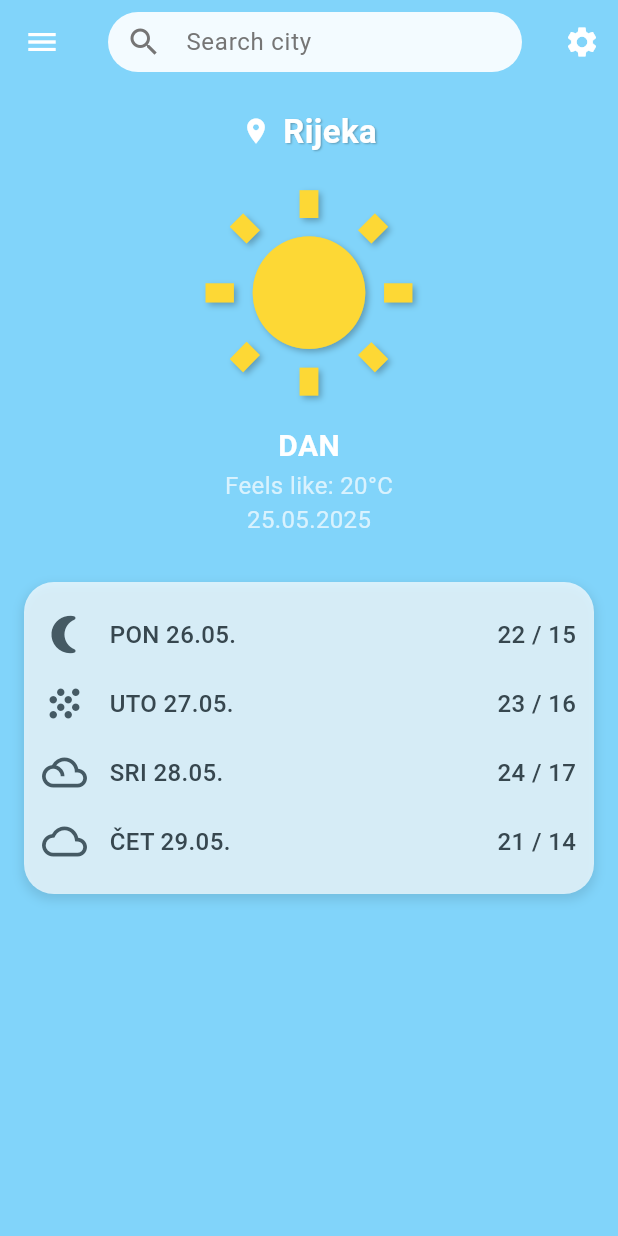
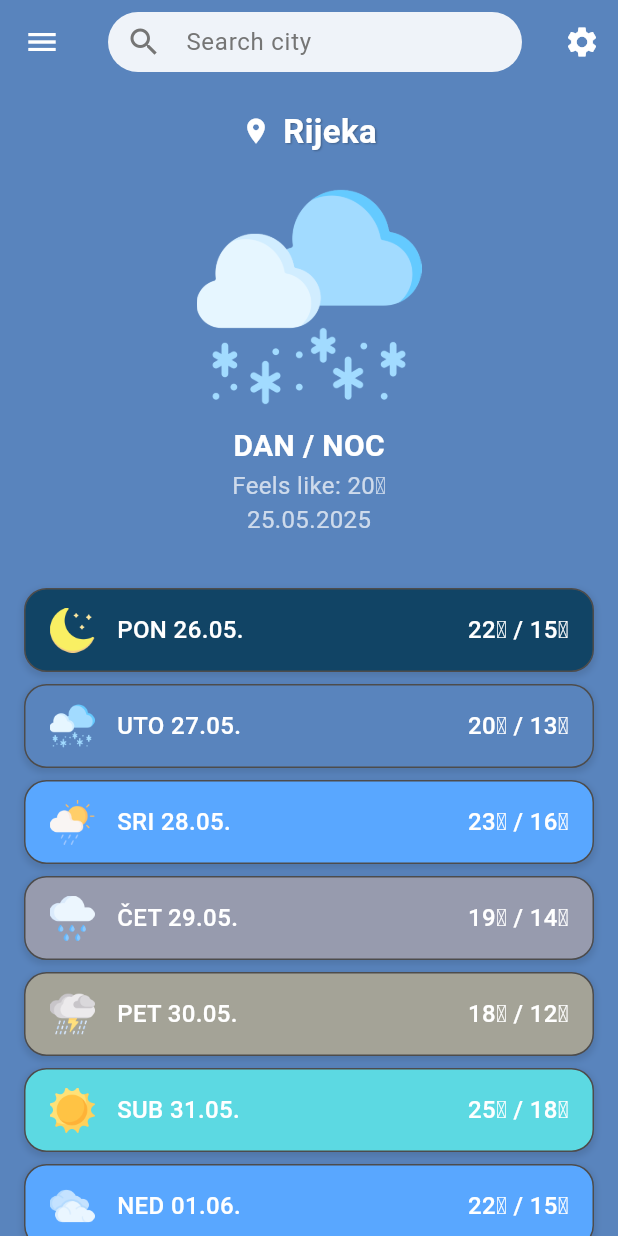
Before and after one commit to PaulaIvanovic/NowForecast, a Flutter app: the screen it shows after launch, on a phone screen of 412 x 824 dp. Run offline on Flutter 3.47's test engine with Material 3 defaults, Android fonts, the phone set to English and light mode, and no system bars.

Commit message:
Basic home screen based on set weather

```diff
--- a/lib/main.dart
+++ b/lib/main.dart
@@ -10,13 +10,16 @@ class MyApp extends StatelessWidget {
   @override
   Widget build(BuildContext context) {
     return MaterialApp(
-      title: 'Weather App',
+      title: 'NowForecast',
       theme: ThemeData(
-        primarySwatch: Colors.blue, // You can customize this
-        brightness: Brightness.light, // Or Brightness.dark for dark theme
-        fontFamily: 'Roboto', // Example font, ensure it's added if custom
+        colorScheme: ColorScheme.fromSeed(
+          seedColor: Colors.grey.shade300,
+          brightness: Brightness.light,
         ),
-      debugShowCheckedModeBanner: false, // Removes the debug banner
+        brightness: Brightness.light,
+        fontFamily: 'Roboto', //possibly change font family
+      ),
+      debugShowCheckedModeBanner: false,
       home: const HomeScreen(),
     );
   }
@@ -30,62 +33,149 @@ class HomeScreen extends StatefulWidget {
 }
 
 class _HomeScreenState extends State<HomeScreen> {
-  String _cityName = "Rijeka"; // Default city
+  String _cityName = "Rijeka"; //this will be based on location or searched city
+
   final TextEditingController _searchController = TextEditingController();
 
-  // Placeholder for weather data - you'll replace this with real data
-  String _currentTemperature = "23°C";
-  String _feelsLikeTemperature = "20°C";
-  String _weatherCondition = "Sunny"; // For icon
-  String _date = "25.05.2025"; // Example date
-  String _dayNight = "DAN"; // Or NOC
+  //information about current weather
+  String _weatherCondition =
+      "snow"; // for main display: "sunny_day", "thunderstorm_day", etc.
+  String _feelsLikeTemperature = "20\u2103";
+  String _date = "25.05.2025";
+  String _dayNight = "DAN";
 
-  // Placeholder for forecast data
   final List<Map<String, String>> _forecast = [
-    {"day": "PON 26.05.", "temp": "22 / 15", "icon": "moon"},
-    {"day": "UTO 27.05.", "temp": "23 / 16", "icon": "cloud_rain"},
-    {"day": "SRI 28.05.", "temp": "24 / 17", "icon": "cloud_sun_rain"},
-    {"day": "ČET 29.05.", "temp": "21 / 14", "icon": "cloud"},
-    // Add more forecast items
+    {
+      "day": "PON 26.05.",
+      "temp": "22\u2103 / 15\u2103",
+      "icon_type": "moon_stars",
+    },
+    {"day": "UTO 27.05.", "temp": "20\u2103 / 13\u2103", "icon_type": "snow"},
+    {
+      "day": "SRI 28.05.",
+      "temp": "23\u2103 / 16\u2103",
+      "icon_type": "rain_sun",
+    },
+    {"day": "ČET 29.05.", "temp": "19\u2103 / 14\u2103", "icon_type": "rain"},
+    {
+      "day": "PET 30.05.",
+      "temp": "18\u2103 / 12\u2103",
+      "icon_type": "thunderstorm",
+    },
+    {"day": "SUB 31.05.", "temp": "25\u2103 / 18\u2103", "icon_type": "sun"},
+    {"day": "NED 01.06.", "temp": "22\u2103 / 15\u2103", "icon_type": "cloud"},
   ];
 
-  IconData _getWeatherIcon(String condition) {
-    // This is a very basic mapping. You'll want a more robust solution.
-    // Consider using weather icon packages or mapping API codes.
-    switch (condition.toLowerCase()) {
-      case 'sunny':
-        return Icons.wb_sunny;
-      case 'moon': // For night forecast
-        return Icons.nightlight_round;
-      case 'cloud_rain':
-        return Icons.grain; // Placeholder for rain
-      case 'cloud_sun_rain':
-        return Icons.filter_drama; // Placeholder for mixed
+  String _getForecastItemAssetPath(String iconType) {
+    switch (iconType.toLowerCase()) {
+      case 'moon_stars':
+        return 'assets/images/moon_stars_forecast.png';
+      case 'moon_cloud':
+        return 'assets/images/moon_cloudy_forecast.png';
+      case 'moon_dark_cloud':
+        return 'assets/images/moon_cloud_dark_forecast.png';
+      case 'snow':
+        return 'assets/images/snow_forecast.png';
+      case 'rain_sun':
+        return 'assets/images/rain_sun_forecast.png';
+      case 'rain':
+        return 'assets/images/rain_forecast.png';
+      case 'thunderstorm':
+        return 'assets/images/thunderstorm_forecast.png';
+      case 'sun':
+        return 'assets/images/sun_forecast.png';
       case 'cloud':
-        return Icons.cloud_outlined;
+        return 'assets/images/cloud_forecast.png';
+      case 'wind':
+        return 'assets/images/wind_day_forecast.png';
       default:
-        return Icons.wb_sunny; // Default icon
+        return 'assets/images/sun_forecast.png';
     }
+  }
+
+  Color _getForecastItemBackgroundColor(String iconType) {
+    switch (iconType.toLowerCase()) {
+      case 'moon_stars':
+        return const Color(0xFF114465);
+      case 'snow':
+        return const Color(0xFF5984BD);
+      case 'rain_sun':
+        return const Color(0xFF59A7FF);
+      case 'rain':
+        return const Color(0xFF979BAE);
+      case 'thunderstorm':
+        return const Color(0xFFA4A397);
+      case 'sun':
+        return const Color(0xFF5CD9E2);
+      case 'cloud':
+        return const Color(0xFF59A7FF);
+      default:
+        return Colors.grey.shade300;
+    }
+  }
+
+  Color _getForecastItemContentColor(String iconType) {
+    switch (iconType.toLowerCase()) {
+      case 'moon_stars':
+      case 'rain_sun':
+      case 'thunderstorm':
+      case 'cloud':
+      case 'snow':
+      case 'rain':
+      case 'sun':
+      default:
+        return Colors.white;
+    }
+  }
+
+  Widget _buildErrorPlaceholder(
+    BuildContext context,
+    Object exception,
+    StackTrace? stackTrace,
+    bool isMainImage,
+  ) {
+    String imageName = "Unknown";
+    if (exception.toString().contains("'")) {
+      try {
+        imageName = exception.toString().split(
+          "'",
+        )[1]; // Basic parsing to get asset name
+      } catch (e) {
+        // ignore
+      }
+    }
+    print('ERROR loading image: $imageName - $exception ');
+
+    return Container(
+      width: isMainImage ? 150 : 30,
+      height: isMainImage ? 150 : 30,
+      color: Colors.red.withOpacity(0.3),
+      child: Tooltip(
+        message: 'Error loading: $imageName\n$exception',
+        child: Icon(
+          Icons.broken_image,
+          color: Colors.red.shade900,
+          size: isMainImage ? 50 : 20,
+        ),
+      ),
+    );
   }
 
   @override
   Widget build(BuildContext context) {
-    // Determine background color based on day/night or weather condition
-    Color backgroundColor = _dayNight == "DAN" && _weatherCondition == "Sunny"
-        ? Colors
-              .lightBlue
-              .shade200 // Light blue for sunny day
-        : Colors.blueGrey.shade300; // Default or night
+    Color overallBackgroundColor = _getForecastItemBackgroundColor(
+      _weatherCondition,
+    );
 
     return Scaffold(
-      backgroundColor: backgroundColor,
+      backgroundColor: overallBackgroundColor,
       appBar: AppBar(
-        backgroundColor: Colors.transparent, // Make AppBar transparent
-        elevation: 0, // Remove shadow
+        // ... (AppBar code is the same)
+        backgroundColor: Colors.transparent,
+        elevation: 0,
         leading: IconButton(
           icon: const Icon(Icons.menu, color: Colors.white),
           onPressed: () {
-            // Handle drawer open or menu action
             print("Menu button pressed");
           },
         ),
@@ -111,7 +201,6 @@ class _HomeScreenState extends State<HomeScreen> {
               if (value.isNotEmpty) {
                 setState(() {
                   _cityName = value;
-                  // TODO: Fetch weather for new city
                   print("Search submitted: $value");
                   _searchController.clear();
                 });
@@ -123,20 +212,18 @@ class _HomeScreenState extends State<HomeScreen> {
           IconButton(
             icon: const Icon(Icons.settings, color: Colors.white),
             onPressed: () {
-              // Handle settings action
               print("Settings button pressed");
             },
           ),
         ],
       ),
       body: SingleChildScrollView(
-        // Allows scrolling if content overflows
         child: Padding(
           padding: const EdgeInsets.all(16.0),
           child: Column(
             crossAxisAlignment: CrossAxisAlignment.center,
             children: <Widget>[
-              // Location Display
+              // ... (Location Row is the same)
               Row(
                 mainAxisAlignment: MainAxisAlignment.center,
                 children: [
@@ -160,29 +247,28 @@ class _HomeScreenState extends State<HomeScreen> {
                 ],
               ),
               const SizedBox(height: 20),
-
-              // Main Weather Icon (Large Sun)
-              Icon(
-                _getWeatherIcon(
-                  _weatherCondition,
-                ), // Dynamic based on condition
-                size: 150,
-                color: _weatherCondition == "Sunny"
-                    ? Colors.yellow.shade600
-                    : Colors.white,
-                shadows: const [
-                  Shadow(
-                    blurRadius: 5.0,
-                    color: Colors.black26,
-                    offset: Offset(2, 2),
-                  ),
-                ],
+              Image.asset(
+                _getForecastItemAssetPath(_weatherCondition),
+                height: 150,
+                width: 150,
+                errorBuilder:
+                    (
+                      BuildContext context,
+                      Object exception,
+                      StackTrace? stackTrace,
+                    ) {
+                      return _buildErrorPlaceholder(
+                        context,
+                        exception,
+                        stackTrace,
+                        true,
+                      );
+                    },
               ),
               const SizedBox(height: 10),
-
-              // Day/Night, Feels Like, Date
+              // ... (Text info is the same)
               Text(
-                _dayNight,
+                "$_dayNight / NOC",
                 style: const TextStyle(
                   fontSize: 20,
                   fontWeight: FontWeight.bold,
@@ -198,34 +284,61 @@ class _HomeScreenState extends State<HomeScreen> {
                 style: const TextStyle(fontSize: 16, color: Colors.white70),
               ),
               const SizedBox(height: 30),
+              Column(
+                children: _forecast.map((item) {
+                  final String iconType = item["icon_type"]!;
+                  final Color itemBgColor = _getForecastItemBackgroundColor(
+                    iconType,
+                  );
+                  final Color itemContentColor = _getForecastItemContentColor(
+                    iconType,
+                  );
+                  final String itemAssetPath = _getForecastItemAssetPath(
+                    iconType,
+                  );
 
-              // Forecast List
-              Container(
-                padding: const EdgeInsets.all(12.0),
+                  return Container(
+                    margin: const EdgeInsets.symmetric(vertical: 4.0),
+                    padding: const EdgeInsets.symmetric(
+                      horizontal: 16.0,
+                      vertical: 12.0,
+                    ),
                     decoration: BoxDecoration(
-                  color: Colors.white.withOpacity(
-                    0.7,
-                  ), // Semi-transparent white
-                  borderRadius: BorderRadius.circular(20),
+                      color: itemBgColor,
+                      borderRadius: BorderRadius.circular(15),
                       boxShadow: [
                         BoxShadow(
                           color: Colors.black.withOpacity(0.1),
                           spreadRadius: 1,
-                      blurRadius: 5,
-                      offset: const Offset(0, 3),
+                          blurRadius: 3,
+                          offset: const Offset(0, 2),
                         ),
                       ],
+                      border: Border.all(
+                        color: Color.fromARGB(255, 77, 76, 76),
+                        width: 1.0, // Border width of 1.0 pixel
                       ),
-                child: Column(
-                  children: _forecast.map((item) {
-                    return Padding(
-                      padding: const EdgeInsets.symmetric(vertical: 8.0),
+                    ),
                     child: Row(
                       children: [
-                          Icon(
-                            _getWeatherIcon(item["icon"]!),
-                            color: Colors.blueGrey.shade700,
-                            size: 30,
+                        Image.asset(
+                          itemAssetPath,
+                          height: 30,
+                          width: 30,
+                          //color: itemContentColor,
+                          errorBuilder:
+                              (
+                                BuildContext context,
+                                Object exception,
+                                StackTrace? stackTrace,
+                              ) {
+                                return _buildErrorPlaceholder(
+                                  context,
+                                  exception,
+                                  stackTrace,
+                                  false,
+                                );
+                              },
                         ),
                         const SizedBox(width: 15),
                         Expanded(
@@ -233,7 +346,7 @@ class _HomeScreenState extends State<HomeScreen> {
                             item["day"]!,
                             style: TextStyle(
                               fontSize: 16,
-                                color: Colors.blueGrey.shade800,
+                              color: itemContentColor,
                               fontWeight: FontWeight.w500,
                             ),
                           ),
@@ -242,7 +355,7 @@ class _HomeScreenState extends State<HomeScreen> {
                           item["temp"]!,
                           style: TextStyle(
                             fontSize: 16,
-                              color: Colors.blueGrey.shade800,
+                            color: itemContentColor,
                             fontWeight: FontWeight.w500,
                           ),
                         ),
@@ -251,8 +364,7 @@ class _HomeScreenState extends State<HomeScreen> {
                   );
                 }).toList(),
               ),
-              ),
-              const SizedBox(height: 20), // Some spacing at the bottom
+              const SizedBox(height: 20),
             ],
           ),
         ),
--- a/pubspec.yaml
+++ b/pubspec.yaml
@@ -61,6 +61,9 @@ flutter:
   # assets:
   #   - images/a_dot_burr.jpeg
   #   - images/a_dot_ham.jpeg
+  # Assets section
+  assets:
+    - assets/images/
 
   # An image asset can refer to one or more resolution-specific "variants", see
   # https://flutter.dev/to/resolution-aware-images
```
Also changed, not shown: assets/images/cloud_forecast.png (added), assets/images/moon_cloud_dark_forecast.png (added), assets/images/moon_cloudy_forecast.png (added), assets/images/moon_stars_forecast.png (added), assets/images/rain_forecast.png (added), assets/images/rain_sun_forecast.png (added), assets/images/snow_forecast.png (added), assets/images/sun_forecast.png (added), assets/images/thunderstorm_forecast.png (added), assets/images/wind_day_forecast.png (added). Lines whose indentation alone changed are shown as unchanged.
